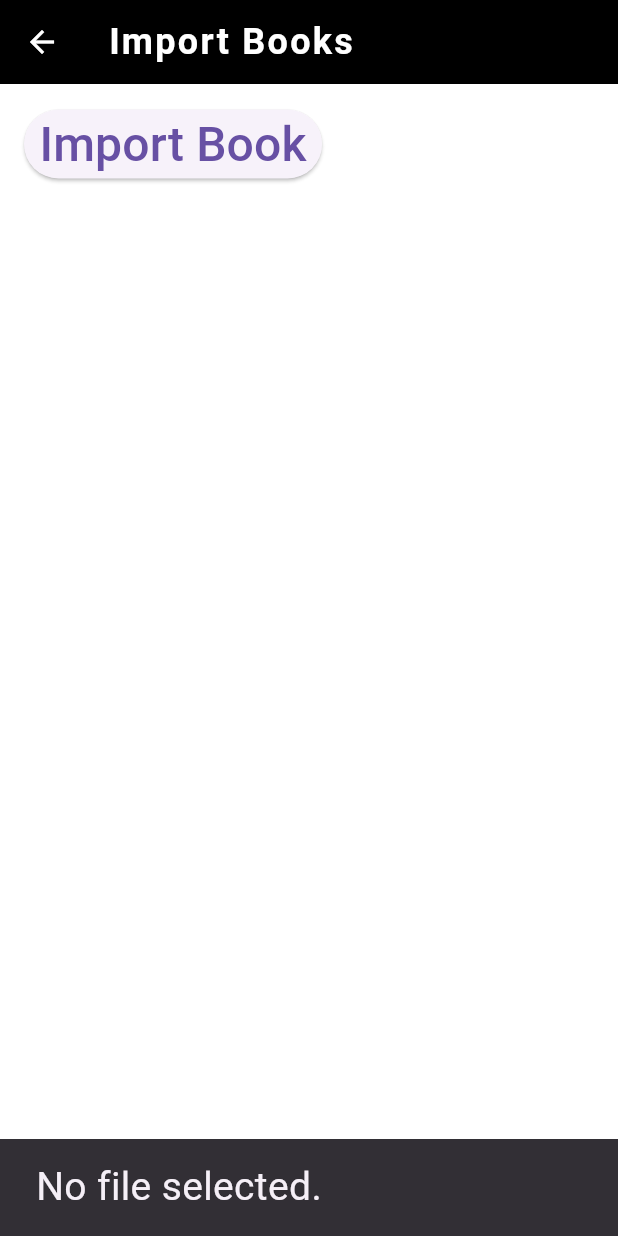
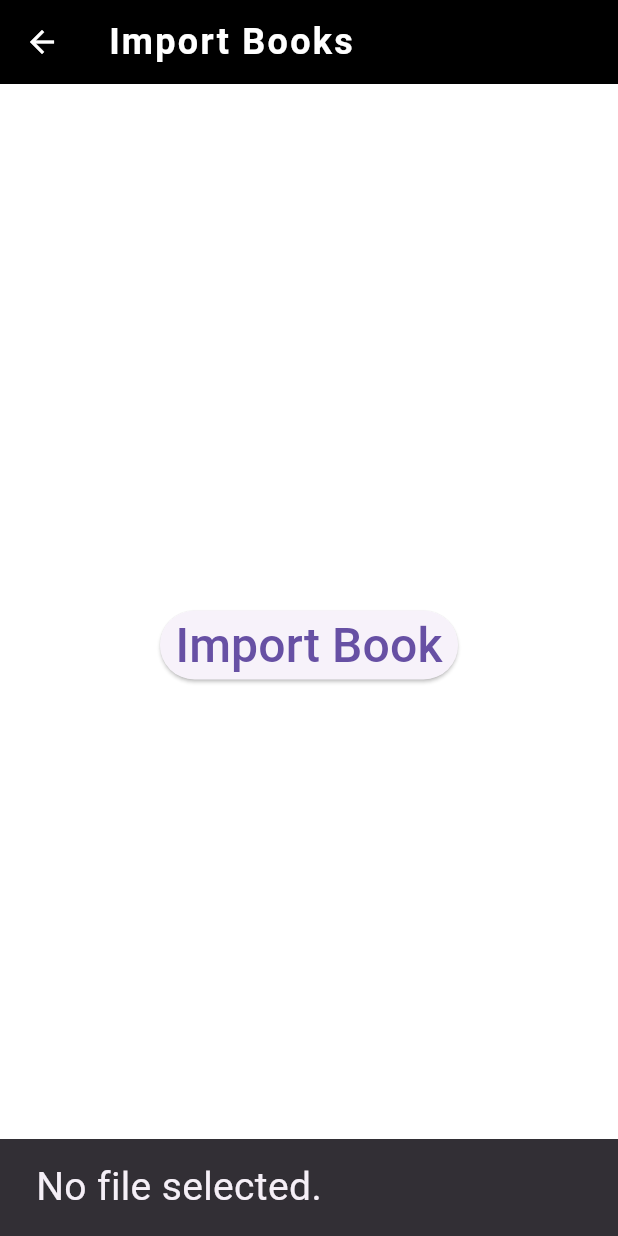
Before and after one commit to Ferref/ebook, a Flutter app: the BookImportScreen screen opened directly with empty values, after a tap on "Import Book", on a phone screen of 412 x 824 dp. Run offline on Flutter 3.47's test engine with Material 3 defaults, Android fonts, the phone set to English and light mode, and no system bars; our stand-ins replace file_picker, google_fonts; network calls fail; Roboto replaces fonts that are missing (Aboreto).

Commit message:
Import books kozepen

```diff
--- a/lib/screens/book/book_import_screen.dart
+++ b/lib/screens/book/book_import_screen.dart
@@ -14,14 +14,12 @@ class BookImportScreen extends StatefulWidget {
 }
 
 class _BookImportScreenState extends State<BookImportScreen> {
-  final Set<String> _importedFileNames =
-      {}; // Nyilvántartás az importált fájlokról
+  final Set<String> _importedFileNames = {};
   List<Book> importedBooks = [];
   Book? lastImportedBook;
 
   Future<void> _importBook() async {
     try {
-      // Fájl kiválasztása
       FilePickerResult? result = await FilePicker.platform.pickFiles(
         type: FileType.custom,
         allowedExtensions: ['epub', 'pdf', 'prc'],
@@ -31,7 +29,6 @@ class _BookImportScreenState extends State<BookImportScreen> {
         final platformFile = result.files.single;
         String fileName = platformFile.name;
 
-        // Ellenőrizzük, hogy a fájl már importálva lett-e
         if (_importedFileNames.contains(fileName)) {
           ScaffoldMessenger.of(context).showSnackBar(
             SnackBar(
@@ -41,9 +38,7 @@ class _BookImportScreenState extends State<BookImportScreen> {
           return;
         }
 
-        // Ha még nincs importálva, dolgozzuk fel
-        _importedFileNames.add(
-            fileName); // Adjuk hozzá az importált fájlokat követő halmazhoz
+        _importedFileNames.add(fileName);
 
         Uint8List? fileBytes;
         if (kIsWeb) {
@@ -52,7 +47,6 @@ class _BookImportScreenState extends State<BookImportScreen> {
           fileBytes = await File(platformFile.path!).readAsBytes();
         }
 
-        // Könyv metaadatok feldolgozása
         final book = await _extractMetadata(fileName, fileBytes);
 
         setState(() {
@@ -66,7 +60,6 @@ class _BookImportScreenState extends State<BookImportScreen> {
           SnackBar(content: Text('Book imported: ${book.title}')),
         );
 
-        // Könyv részleteinek megjelenítése
         _showBookDetails(book);
       } else {
         ScaffoldMessenger.of(context).showSnackBar(
@@ -144,9 +137,10 @@ class _BookImportScreenState extends State<BookImportScreen> {
       appBar: AppBar(
         title: const Text('Import Books'),
       ),
-      body: Padding(
-        padding: const EdgeInsets.all(16.0),
+      body: Center(
+        // Középre igazítja az egész tartalmat
         child: Column(
+          mainAxisSize: MainAxisSize.min, // Csak a szükséges helyet foglalja el
           children: [
             ElevatedButton(
               onPressed: _importBook,
@@ -155,7 +149,7 @@ class _BookImportScreenState extends State<BookImportScreen> {
             const SizedBox(height: 20),
             if (lastImportedBook != null)
               Column(
-                crossAxisAlignment: CrossAxisAlignment.start,
+                crossAxisAlignment: CrossAxisAlignment.center,
                 children: [
                   Text(
                     'Last Imported Book:',
```
